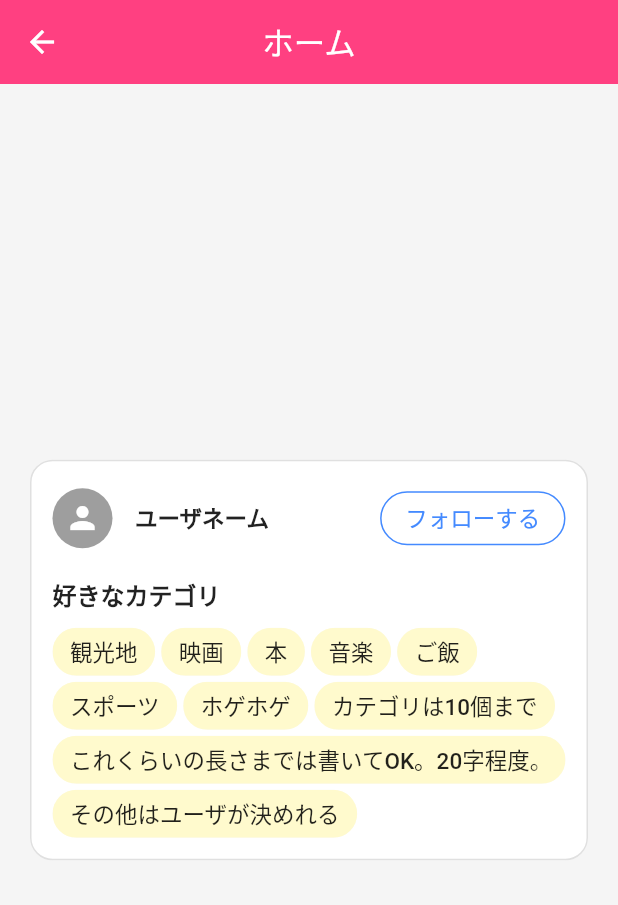
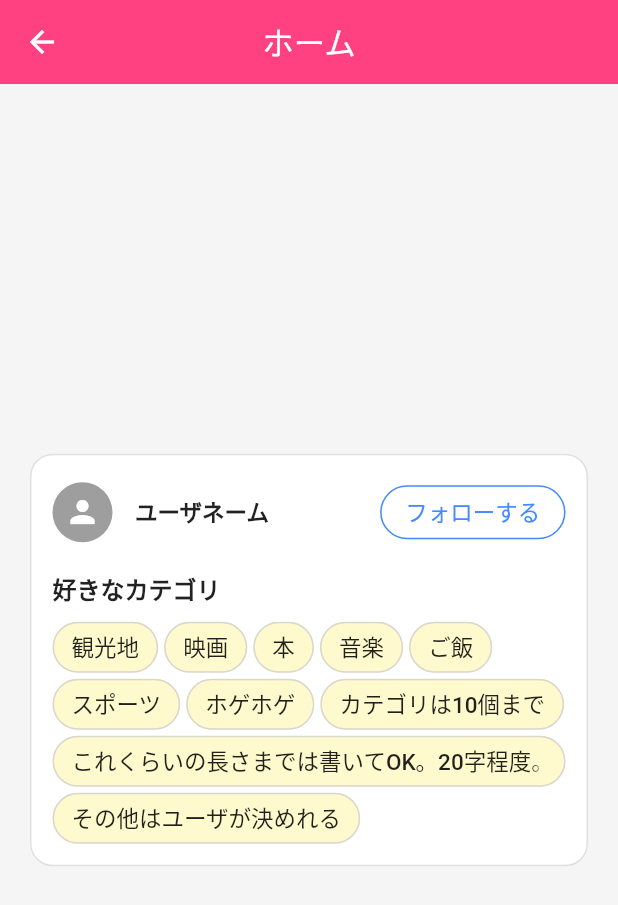
Before and after one commit to Team-Ganju/favoritism_communication, a Flutter app: the HomeView screen opened by its route, on a phone screen of 412 x 824 dp. Shown: the top 905 px of the screen. Run offline on Flutter 3.47's test engine with Material 2 defaults, Android fonts, the phone set to English and light mode, and no system bars; our stand-ins replace form_builder_validators, get.

Commit message:
CustomChipに枠線追加

```diff
--- a/lib/app/modules/components/atoms/custom_chip.dart
+++ b/lib/app/modules/components/atoms/custom_chip.dart
@@ -16,6 +16,11 @@ class CustomChip extends StatelessWidget {
       label: Text(chipTitle),
       materialTapTargetSize: MaterialTapTargetSize.shrinkWrap,
       backgroundColor: backgroundColor,
+      shape: const StadiumBorder(
+        side: BorderSide(
+          color: Color.fromARGB(132, 207, 205, 205),
+        ),
+      ),
     );
   }
 }
```
